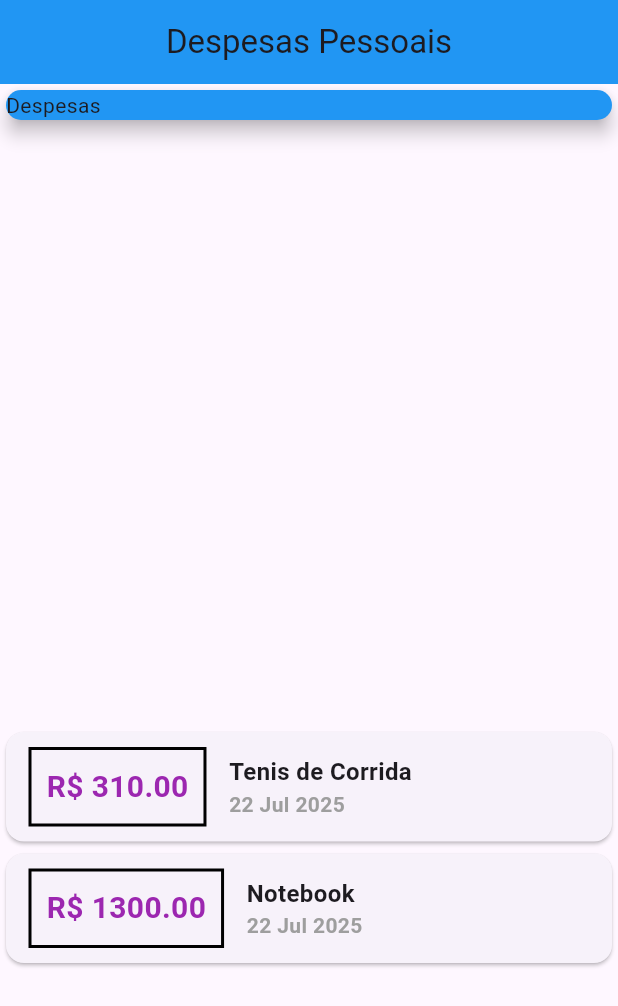
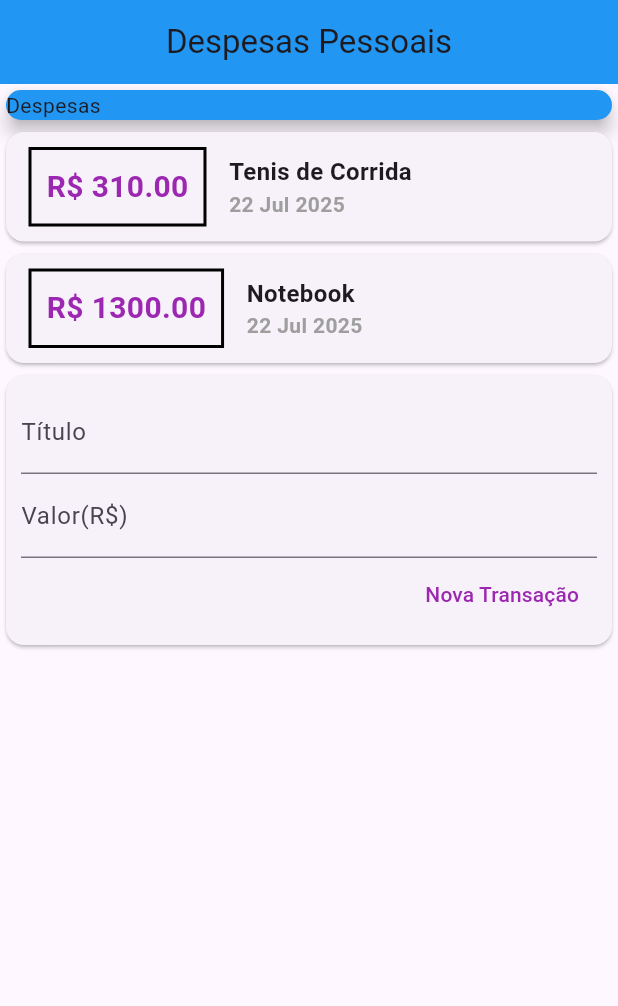
Before and after one commit to MarcosVenicioSJr/Expenses, a Flutter app: the screen it shows after launch, on a phone screen of 412 x 824 dp. Shown: the top 1006 px of the screen. Run offline on Flutter 3.47's test engine with Material 3 defaults, Android fonts, the phone set to English and light mode, and no system bars.

Commit message:
Refatorando e criandos Widgets e adicionando a funcionalidade de criar novas transações

```diff
--- /dev/null
+++ b/lib/components/transaction_form.dart
@@ -0,0 +1,45 @@
+import 'package:flutter/material.dart';
+
+class TransactionForm extends StatelessWidget {
+  final _titleController = TextEditingController();
+  final _valueController = TextEditingController();
+
+  final Function(String, double) onSubmit;
+
+  TransactionForm(this.onSubmit);
+
+  @override
+  Widget build(BuildContext context) {
+    return Card(
+      child: Padding(
+        padding: const EdgeInsets.all(10),
+        child: Column(
+          children: [
+            TextField(
+              controller: _titleController,
+              decoration: InputDecoration(labelText: "Título"),
+            ),
+            TextField(
+              controller: _valueController,
+              decoration: InputDecoration(labelText: "Valor(R\$)"),
+            ),
+            Row(
+              mainAxisAlignment: MainAxisAlignment.end,
+              children: [
+                TextButton(
+                  child: Text(
+                    "Nova Transação",
+                    style: TextStyle(color: Colors.purple),
+                  ),
+                  onPressed: () {
+                    onSubmit(_titleController.text, double.parse(_valueController.text));
+                  },
+                ),
+              ],
+            ),
+          ],
+        ),
+      ),
+    );
+  }
+}
--- /dev/null
+++ b/lib/components/transaction_list.dart
@@ -0,0 +1,54 @@
+import 'package:expenses/models/transaction.dart';
+import 'package:flutter/material.dart';
+import 'package:intl/intl.dart';
+
+class TransactionList extends StatelessWidget {
+  final List<Transaction> transactions;
+
+  TransactionList(this.transactions);
+
+  @override
+  Widget build(BuildContext context) {
+    return Column(
+      children: transactions.map((tr) {
+        return Card(
+          child: Row(
+            children: <Widget>[
+              Container(
+                margin: EdgeInsets.symmetric(horizontal: 15, vertical: 10),
+                decoration: BoxDecoration(
+                  border: Border.all(color: Colors.black, width: 2),
+                ),
+                padding: EdgeInsets.all(10),
+                child: Text(
+                  'R\$ ${tr.value.toStringAsFixed(2)}',
+                  style: TextStyle(
+                    fontSize: 20,
+                    fontWeight: FontWeight.bold,
+                    color: Colors.purple,
+                  ),
+                ),
+              ),
+              Column(
+                crossAxisAlignment: CrossAxisAlignment.start,
+                children: <Widget>[
+                  Text(
+                    tr.title,
+                    style: TextStyle(fontSize: 16, fontWeight: FontWeight.bold),
+                  ),
+                  Text(
+                    DateFormat('d MMM y').format(tr.date),
+                    style: TextStyle(
+                      fontWeight: FontWeight.bold,
+                      color: Colors.grey,
+                    ),
+                  ),
+                ],
+              ),
+            ],
+          ),
+        );
+      }).toList(),
+    );
+  }
+}
--- /dev/null
+++ b/lib/components/transaction_user.dart
@@ -0,0 +1,53 @@
+import 'dart:math';
+
+import 'package:expenses/components/transaction_form.dart';
+import 'package:expenses/components/transaction_list.dart';
+import 'package:expenses/models/transaction.dart';
+import 'package:flutter/material.dart';
+
+class TransactionUser extends StatefulWidget {
+  const TransactionUser({super.key});
+
+  @override
+  State<TransactionUser> createState() => _TransactionUserState();
+}
+
+class _TransactionUserState extends State<TransactionUser> {
+
+  final _transactions = [
+    Transaction(
+      id: "t1",
+      title: "Tenis de Corrida",
+      value: 310.00,
+      date: DateTime.now(),
+    ),
+    Transaction(
+      id: "t2",
+      title: "Notebook",
+      value: 1300.00,
+      date: DateTime.now(),
+    ),
+  ];
+
+  _addTransaction(String title, double value) {
+    final newTransaction = Transaction(
+      id: Random().nextDouble().toString(),
+      title: title,
+      value: value,
+      date: DateTime.now(),
+    );
+    setState(() {
+      _transactions.add(newTransaction);
+    });
+  }
+
+  @override
+  Widget build(BuildContext context) {
+    return Column(
+      children: [
+        TransactionList(_transactions),
+        TransactionForm(_addTransaction),
+      ],
+    );
+  }
+}
--- a/lib/main.dart
+++ b/lib/main.dart
@@ -1,6 +1,6 @@
+import 'package:expenses/components/transaction_user.dart';
 import 'package:expenses/models/transaction.dart';
 import 'package:flutter/material.dart';
-import 'package:intl/intl.dart';
 
 main() {
   runApp(const ExpensesApp());
@@ -16,6 +16,9 @@ class ExpensesApp extends StatelessWidget {
 }
 
 class MyHome extends StatelessWidget {
+  final _titleController = TextEditingController();
+  final _valueController = TextEditingController();
+
   final _transactions = [
     Transaction(
       id: "t1",
@@ -40,7 +43,6 @@ class MyHome extends StatelessWidget {
         centerTitle: true,
       ),
       body: Column(
-        mainAxisAlignment: MainAxisAlignment.start,
         crossAxisAlignment: CrossAxisAlignment.stretch,
         children: <Widget>[
           Container(
@@ -50,54 +52,8 @@ class MyHome extends StatelessWidget {
               color: Colors.blue,
             ),
           ),
-          SizedBox(height: 400), // Espaçamento controlado entre os Cards
-          Column(
-            children: _transactions.map((tr) {
-              return Card(
-                child: Row(
-                  children: <Widget>[
-                    Container(
-                      margin: EdgeInsets.symmetric(
-                        horizontal: 15,
-                        vertical: 10,
-                      ),
-                      decoration: BoxDecoration(
-                        border: Border.all(color: Colors.black, width: 2),
-                      ),
-                      padding: EdgeInsets.all(10),
-                      child: Text(
-                        'R\$ ${tr.value.toStringAsFixed(2)}',
-                        style: TextStyle(
-                          fontSize: 20,
-                          fontWeight: FontWeight.bold,
-                          color: Colors.purple,
-                        ),
-                      ),
-                    ),
-                    Column(
-                      crossAxisAlignment: CrossAxisAlignment.start,
-                      children: <Widget>[
-                        Text(
-                          tr.title,
-                          style: TextStyle(
-                            fontSize: 16,
-                            fontWeight: FontWeight.bold,
-                          ),
-                        ),
-                        Text(
-                          DateFormat('d MMM y').format(tr.date),
-                          style: TextStyle(
-                            fontWeight: FontWeight.bold,
-                            color: Colors.grey
-                          ),
-                        ),
-                      ],
-                    ),
-                  ],
-                ),
-              );
-            }).toList(),
-          ),
+          // SizedBox(height: 400), // Espaçamento controlado entre os Cards
+          TransactionUser(),
         ],
       ),
     );
```
